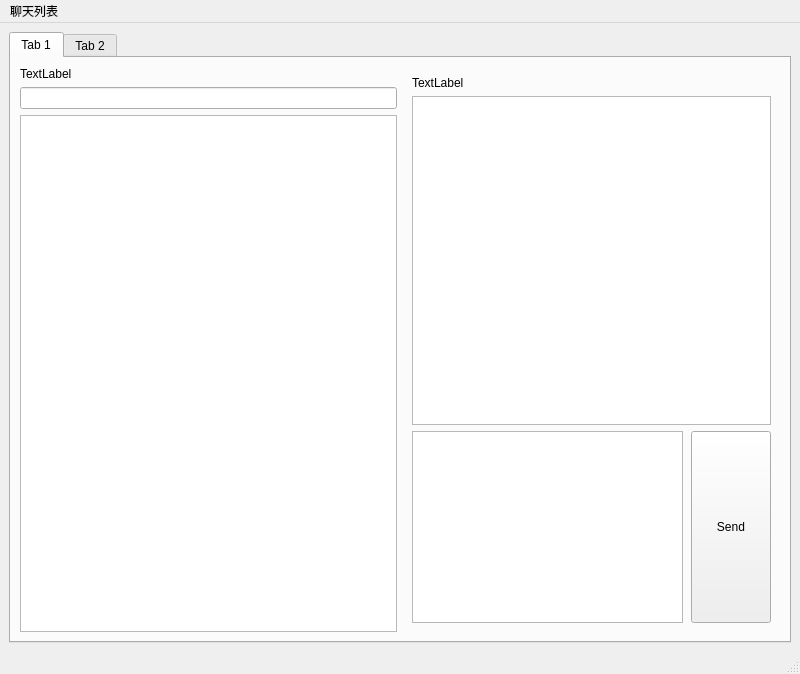
First picture: the form in client/ui/mainwindow.ui, repository lsh9/YAIM, before the edit.
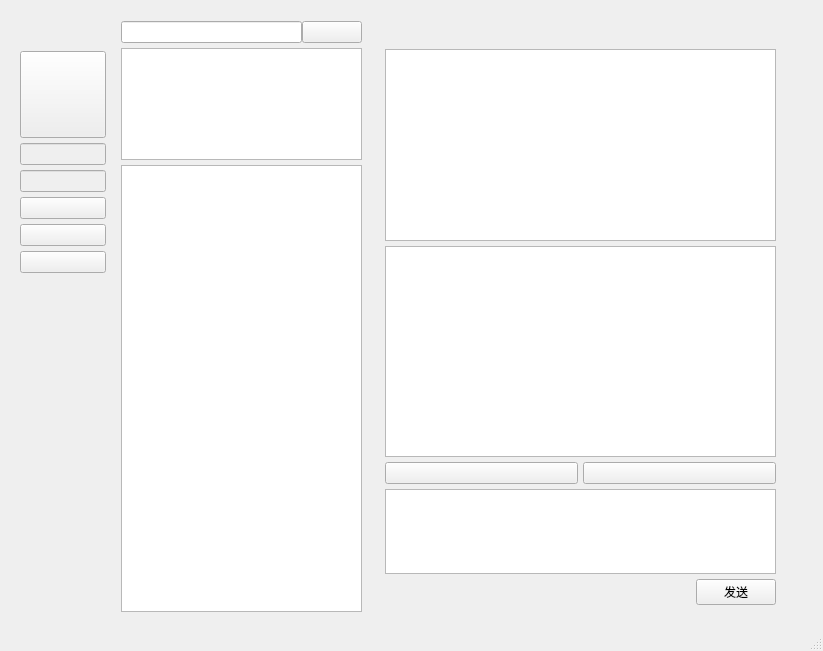
Second picture: the form after the edit. The open tabs and pages were chosen to show the change. Icons and pictures are not drawn.

```diff
--- a/client/ui/mainwindow.ui
+++ b/client/ui/mainwindow.ui
@@ -6,10 +6,16 @@
    <rect>
     <x>0</x>
     <y>0</y>
-    <width>800</width>
-    <height>674</height>
+    <width>823</width>
+    <height>651</height>
    </rect>
   </property>
+  <property name="sizePolicy">
+   <sizepolicy hsizetype="Fixed" vsizetype="Fixed">
+    <horstretch>0</horstretch>
+    <verstretch>0</verstretch>
+   </sizepolicy>
+  </property>
   <property name="acceptDrops">
    <bool>false</bool>
   </property>
@@ -21,34 +27,176 @@
     <normaloff>:/icon/yaim.png</normaloff>:/icon/yaim.png</iconset>
   </property>
   <widget class="QWidget" name="centralwidget">
-   <layout class="QHBoxLayout" name="horizontalLayout_2">
+   <widget class="QWidget" name="layoutWidget">
+    <property name="geometry">
+     <rect>
+      <x>20</x>
+      <y>11</y>
+      <width>781</width>
+      <height>611</height>
+     </rect>
+    </property>
+    <layout class="QGridLayout" name="gridLayout_2" columnstretch="1,3,5">
+     <property name="spacing">
+      <number>5</number>
+     </property>
+     <item row="0" column="0">
+      <layout class="QVBoxLayout" name="verticalLayout_9" stretch="0,1,0,0,0,0,0,4">
+       <property name="spacing">
+        <number>5</number>
+       </property>
     <item>
-     <widget class="QTabWidget" name="tabWidget">
+        <spacer name="verticalSpacer_2">
+         <property name="orientation">
+          <enum>Qt::Vertical</enum>
+         </property>
+         <property name="sizeHint" stdset="0">
+          <size>
+           <width>20</width>
+           <height>40</height>
+          </size>
+         </property>
+        </spacer>
+       </item>
+       <item>
+        <widget class="QPushButton" name="pushButton_Portrait">
+         <property name="sizePolicy">
+          <sizepolicy hsizetype="Expanding" vsizetype="Expanding">
+           <horstretch>5</horstretch>
+           <verstretch>5</verstretch>
+          </sizepolicy>
+         </property>
+         <property name="text">
+          <string/>
+         </property>
+         <property name="icon">
+          <iconset resource="../resource/yaim.qrc">
+           <normaloff>:/icon/yaim.png</normaloff>:/icon/yaim.png</iconset>
+         </property>
+        </widget>
+       </item>
+       <item>
+        <widget class="QLineEdit" name="lineEditUsername">
+         <property name="enabled">
+          <bool>false</bool>
+         </property>
+        </widget>
+       </item>
+       <item>
+        <widget class="QLineEdit" name="lineEditNickname">
+         <property name="enabled">
+          <bool>false</bool>
+         </property>
+        </widget>
+       </item>
+       <item>
+        <widget class="QPushButton" name="pushButton_message">
+         <property name="sizePolicy">
+          <sizepolicy hsizetype="Expanding" vsizetype="Expanding">
+           <horstretch>0</horstretch>
+           <verstretch>0</verstretch>
+          </sizepolicy>
+         </property>
+         <property name="text">
+          <string/>
+         </property>
+         <property name="icon">
+          <iconset resource="../resource/yaim.qrc">
+           <normaloff>:/icon/聊天.png</normaloff>:/icon/聊天.png</iconset>
+         </property>
+        </widget>
+       </item>
+       <item>
+        <widget class="QPushButton" name="pushButton_File">
+         <property name="sizePolicy">
+          <sizepolicy hsizetype="Expanding" vsizetype="Expanding">
+           <horstretch>0</horstretch>
+           <verstretch>0</verstretch>
+          </sizepolicy>
+         </property>
+         <property name="text">
+          <string/>
+         </property>
+         <property name="icon">
+          <iconset resource="../resource/yaim.qrc">
+           <normaloff>:/icon/通讯录.png</normaloff>:/icon/通讯录.png</iconset>
+         </property>
+        </widget>
+       </item>
+       <item>
+        <widget class="QPushButton" name="pushButton_Contactslist">
+         <property name="sizePolicy">
+          <sizepolicy hsizetype="Expanding" vsizetype="Expanding">
+           <horstretch>0</horstretch>
+           <verstretch>0</verstretch>
+          </sizepolicy>
+         </property>
+         <property name="text">
+          <string/>
+         </property>
+         <property name="icon">
+          <iconset resource="../resource/yaim.qrc">
+           <normaloff>:/icon/file.png</normaloff>:/icon/file.png</iconset>
+         </property>
+        </widget>
+       </item>
+       <item>
+        <spacer name="verticalSpacer">
+         <property name="orientation">
+          <enum>Qt::Vertical</enum>
+         </property>
+         <property name="sizeHint" stdset="0">
+          <size>
+           <width>20</width>
+           <height>40</height>
+          </size>
+         </property>
+        </spacer>
+       </item>
+      </layout>
+     </item>
+     <item row="0" column="1">
+      <widget class="QStackedWidget" name="stackedWidget_2">
+       <property name="lineWidth">
+        <number>1</number>
+       </property>
       <property name="currentIndex">
        <number>0</number>
       </property>
-      <widget class="QWidget" name="tab">
-       <attribute name="title">
-        <string>Tab 1</string>
-       </attribute>
-       <layout class="QHBoxLayout" name="horizontalLayout_6">
+       <widget class="QWidget" name="page">
+        <widget class="QWidget" name="layoutWidget">
+         <property name="geometry">
+          <rect>
+           <x>1</x>
+           <y>10</y>
+           <width>251</width>
+           <height>591</height>
+          </rect>
+         </property>
+         <layout class="QVBoxLayout" name="verticalLayout" stretch="0,1">
         <item>
-         <layout class="QVBoxLayout" name="verticalLayout">
+           <layout class="QHBoxLayout" name="horizontalLayout_5" stretch="1,0">
           <item>
-           <widget class="QLabel" name="label">
+             <widget class="QLineEdit" name="lineEdit_Search_2"/>
+            </item>
+            <item>
+             <widget class="QPushButton" name="pushButton_CreateGroup">
             <property name="sizePolicy">
-             <sizepolicy hsizetype="Minimum" vsizetype="Minimum">
+               <sizepolicy hsizetype="Expanding" vsizetype="Expanding">
               <horstretch>0</horstretch>
               <verstretch>0</verstretch>
              </sizepolicy>
             </property>
             <property name="text">
-             <string>TextLabel</string>
+               <string/>
+              </property>
+              <property name="icon">
+               <iconset resource="../resource/yaim.qrc">
+                <normaloff>:/icon/加号 .png</normaloff>:/icon/加号 .png</iconset>
             </property>
            </widget>
           </item>
-          <item>
-           <widget class="QLineEdit" name="lineEdit"/>
+           </layout>
           </item>
           <item>
            <widget class="QListWidget" name="listWidget">
@@ -61,8 +209,92 @@
            </widget>
           </item>
          </layout>
+        </widget>
+       </widget>
+       <widget class="QWidget" name="page_2">
+        <widget class="QWidget" name="layoutWidget">
+         <property name="geometry">
+          <rect>
+           <x>10</x>
+           <y>10</y>
+           <width>241</width>
+           <height>591</height>
+          </rect>
+         </property>
+         <layout class="QVBoxLayout" name="verticalLayout_4" stretch="0,1,4">
+          <property name="spacing">
+           <number>5</number>
+          </property>
+          <item>
+           <layout class="QHBoxLayout" name="horizontalLayout_3" stretch="3,1">
+            <property name="spacing">
+             <number>0</number>
+            </property>
+            <item>
+             <widget class="QLineEdit" name="lineEdit_Search">
+              <property name="sizePolicy">
+               <sizepolicy hsizetype="Expanding" vsizetype="Minimum">
+                <horstretch>0</horstretch>
+                <verstretch>0</verstretch>
+               </sizepolicy>
+              </property>
+             </widget>
         </item>
         <item>
+             <widget class="QPushButton" name="pushButton_Search">
+              <property name="sizePolicy">
+               <sizepolicy hsizetype="Expanding" vsizetype="Expanding">
+                <horstretch>0</horstretch>
+                <verstretch>0</verstretch>
+               </sizepolicy>
+              </property>
+              <property name="text">
+               <string/>
+              </property>
+              <property name="icon">
+               <iconset resource="../resource/yaim.qrc">
+                <normaloff>:/icon/搜索.png</normaloff>:/icon/搜索.png</iconset>
+              </property>
+             </widget>
+            </item>
+           </layout>
+          </item>
+          <item>
+           <widget class="QListWidget" name="listWidget_application"/>
+          </item>
+          <item>
+           <widget class="QListWidget" name="listWidget_GroupwithFriends"/>
+          </item>
+         </layout>
+        </widget>
+       </widget>
+       <widget class="QWidget" name="page_3">
+        <widget class="QWidget" name="layoutWidget">
+         <property name="geometry">
+          <rect>
+           <x>10</x>
+           <y>10</y>
+           <width>241</width>
+           <height>581</height>
+          </rect>
+         </property>
+         <layout class="QVBoxLayout" name="verticalLayout_7">
+          <item>
+           <widget class="QPushButton" name="pushButton_Update">
+            <property name="text">
+             <string>上传</string>
+            </property>
+           </widget>
+          </item>
+          <item>
+           <widget class="QListView" name="listView_Filelist"/>
+          </item>
+         </layout>
+        </widget>
+       </widget>
+      </widget>
+     </item>
+     <item row="0" column="2">
          <widget class="QStackedWidget" name="stackedWidget">
           <property name="enabled">
            <bool>true</bool>
@@ -71,35 +303,87 @@
            <number>0</number>
           </property>
           <widget class="QWidget" name="pageMessage">
-           <layout class="QHBoxLayout" name="horizontalLayout_3">
-            <item>
-             <layout class="QVBoxLayout" name="verticalLayoutMessage">
-              <item>
-               <widget class="QLabel" name="labelReceiver">
-                <property name="text">
-                 <string>TextLabel</string>
-                </property>
-               </widget>
-              </item>
-              <item>
-               <widget class="QTextBrowser" name="textBrowser">
-                <property name="sizePolicy">
-                 <sizepolicy hsizetype="Expanding" vsizetype="Expanding">
-                  <horstretch>12</horstretch>
-                  <verstretch>0</verstretch>
-                 </sizepolicy>
-                </property>
-               </widget>
-              </item>
-              <item>
-               <layout class="QHBoxLayout" name="horizontalLayout" stretch="10,1">
+        <widget class="QWidget" name="widget" native="true">
+         <property name="geometry">
+          <rect>
+           <x>12</x>
+           <y>13</y>
+           <width>391</width>
+           <height>581</height>
+          </rect>
+         </property>
+         <widget class="QWidget" name="layoutWidget">
+          <property name="geometry">
+           <rect>
+            <x>0</x>
+            <y>0</y>
+            <width>391</width>
+            <height>581</height>
+           </rect>
+          </property>
+          <layout class="QVBoxLayout" name="verticalLayout_6" stretch="0,0,5,0,2,0">
                 <property name="spacing">
-                 <number>8</number>
+            <number>5</number>
                 </property>
                 <item>
-                 <widget class="QTextEdit" name="textEdit">
+            <widget class="QLabel" name="label_Friendname">
+             <property name="minimumSize">
+              <size>
+               <width>0</width>
+               <height>20</height>
+              </size>
+             </property>
+             <property name="text">
+              <string/>
+             </property>
+            </widget>
+           </item>
+           <item>
+            <widget class="QTextBrowser" name="textBrowser"/>
+           </item>
+           <item>
+            <widget class="QTextEdit" name="textEdit_Dialog">
+             <property name="enabled">
+              <bool>true</bool>
+             </property>
+             <property name="minimumSize">
+              <size>
+               <width>0</width>
+               <height>190</height>
+              </size>
+             </property>
+            </widget>
+           </item>
+           <item>
+            <layout class="QHBoxLayout" name="horizontalLayout_2">
+             <item>
+              <widget class="QPushButton" name="Picture">
+               <property name="text">
+                <string/>
+               </property>
+               <property name="icon">
+                <iconset resource="../resource/yaim.qrc">
+                 <normaloff>:/icon/picture.png</normaloff>:/icon/picture.png</iconset>
+               </property>
+              </widget>
+             </item>
+             <item>
+              <widget class="QPushButton" name="File">
+               <property name="text">
+                <string/>
+               </property>
+               <property name="icon">
+                <iconset resource="../resource/yaim.qrc">
+                 <normaloff>:/icon/file.png</normaloff>:/icon/file.png</iconset>
+               </property>
+              </widget>
+             </item>
+            </layout>
+           </item>
+           <item>
+            <widget class="QTextEdit" name="textEdit_Input">
                   <property name="sizePolicy">
-                   <sizepolicy hsizetype="Minimum" vsizetype="Minimum">
+              <sizepolicy hsizetype="Expanding" vsizetype="Expanding">
                     <horstretch>0</horstretch>
                     <verstretch>0</verstretch>
                    </sizepolicy>
@@ -110,23 +394,32 @@
                  </widget>
                 </item>
                 <item>
-                 <widget class="QPushButton" name="pushButton">
-                  <property name="sizePolicy">
-                   <sizepolicy hsizetype="Minimum" vsizetype="Minimum">
-                    <horstretch>0</horstretch>
-                    <verstretch>0</verstretch>
-                   </sizepolicy>
-                  </property>
+            <layout class="QHBoxLayout" name="horizontalLayout">
+             <item>
+              <spacer name="horizontalSpacer_2">
+               <property name="orientation">
+                <enum>Qt::Horizontal</enum>
+               </property>
+               <property name="sizeHint" stdset="0">
+                <size>
+                 <width>68</width>
+                 <height>20</height>
+                </size>
+               </property>
+              </spacer>
+             </item>
+             <item>
+              <widget class="QPushButton" name="pushButton_Send">
                   <property name="text">
-                   <string>Send</string>
+                <string>发送</string>
                   </property>
                  </widget>
                 </item>
                </layout>
               </item>
              </layout>
-            </item>
-           </layout>
+         </widget>
+        </widget>
           </widget>
           <widget class="QWidget" name="pageInfomation">
            <layout class="QGridLayout" name="gridLayout">
@@ -159,30 +452,6 @@
         </item>
        </layout>
       </widget>
-      <widget class="QWidget" name="tab_2">
-       <attribute name="title">
-        <string>Tab 2</string>
-       </attribute>
-      </widget>
-     </widget>
-    </item>
-   </layout>
-  </widget>
-  <widget class="QMenuBar" name="menubar">
-   <property name="geometry">
-    <rect>
-     <x>0</x>
-     <y>0</y>
-     <width>800</width>
-     <height>26</height>
-    </rect>
-   </property>
-   <widget class="QMenu" name="menu">
-    <property name="title">
-     <string>聊天列表</string>
-    </property>
-   </widget>
-   <addaction name="menu"/>
   </widget>
   <widget class="QStatusBar" name="statusbar"/>
   <action name="actionMy_QRCode">
```
Left out of the diff: 29 changed lines with no effect on the pictures. Lines whose indentation alone changed are shown as unchanged.
